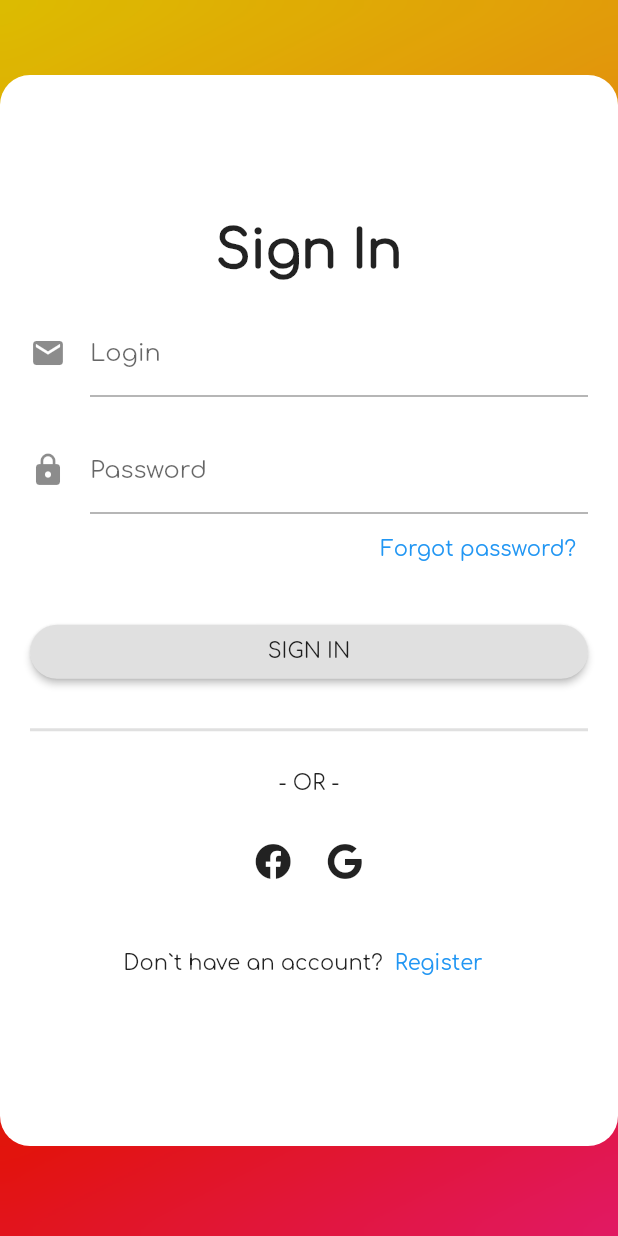
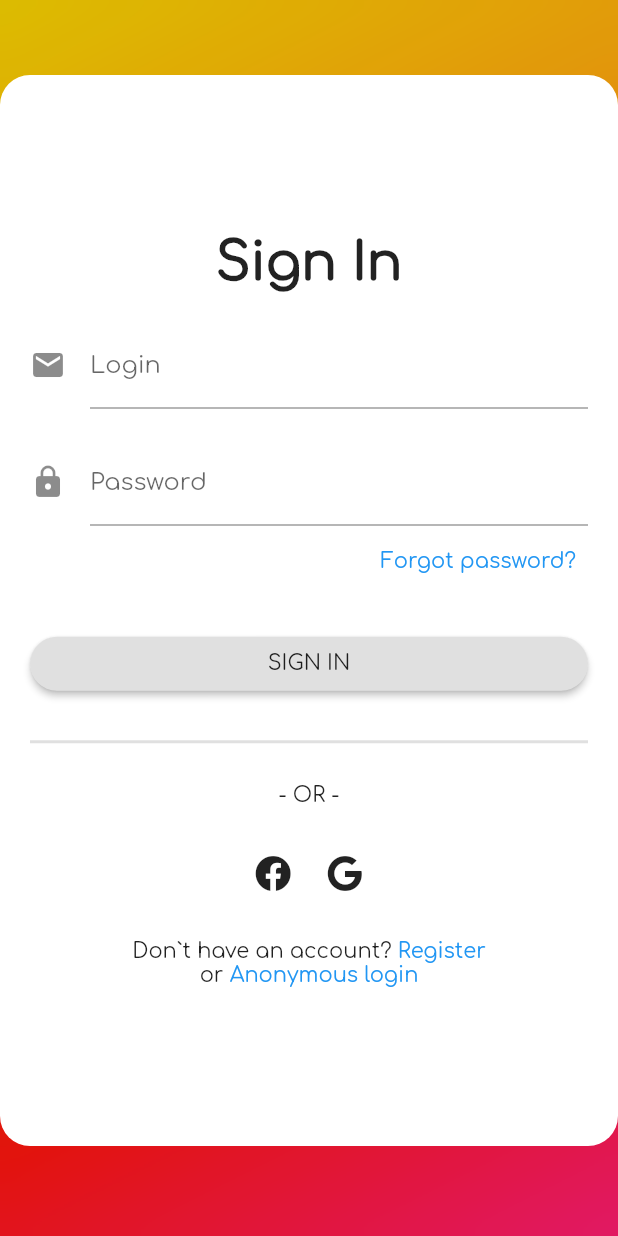
Before and after one commit to Nazarovv676/TestFirebase, a Flutter app: the screen it shows after launch, on a phone screen of 412 x 824 dp. Run offline on Flutter 3.47's test engine with Material 2 defaults, Android fonts, the phone set to English and light mode, and no system bars; our stand-ins replace firebase_auth, firebase_core, font_awesome_flutter, hexcolor; accounts and stored records are empty; statements that could not run were skipped.

Commit message:
Added anon sign in

```diff
--- a/lib/pages/signUpIn/alternativeSignIn.dart
+++ b/lib/pages/signUpIn/alternativeSignIn.dart
@@ -1,8 +1,10 @@
 import 'dart:ui';
 
 import 'package:flutter/cupertino.dart';
+import 'package:flutter/gestures.dart';
 import 'package:flutter/material.dart';
 import 'package:font_awesome_flutter/font_awesome_flutter.dart';
+import 'package:testfirebase/services/authService.dart';
 
 import 'components/bluredGradient.dart';
 
@@ -33,6 +35,18 @@ class _SignInContainerState extends State<SignInContainer> {
   final _passwordController = TextEditingController();
   bool _loginIsEmpty = false;
   bool _passwordIsEmpty = false;
+
+  final AuthService _auth = AuthService();
+
+  void anonLogin() async {
+    dynamic result = await _auth.signInAnon();
+    if (result == null)
+      print('error singin in');
+    else {
+      print('signed in');
+      print(result);
+    }
+  }
 
   void register() {
     print('register');
@@ -158,17 +172,9 @@ class _SignInContainerState extends State<SignInContainer> {
               ],
             ),
             SizedBox(height: 20),
-            Row(
-              mainAxisAlignment: MainAxisAlignment.center,
-              children: [
-                Text('Don`t have an account?'),
-                TextButton(
-                  onPressed: register,
-                  child: Text(
-                    'Register',
-                  ),
-                )
-              ],
+            BottomText(
+              anonLogin: anonLogin,
+              register: register,
             )
           ],
         ),
@@ -176,3 +182,45 @@ class _SignInContainerState extends State<SignInContainer> {
     );
   }
 }
+
+class BottomText extends StatelessWidget {
+  const BottomText({Key key, this.register, this.anonLogin}) : super(key: key);
+
+  final Function register;
+  final Function anonLogin;
+
+  @override
+  Widget build(BuildContext context) {
+    return Container(
+      child: Column(
+        mainAxisAlignment: MainAxisAlignment.center,
+        children: [
+          RichText(
+            textAlign: TextAlign.center,
+            text: TextSpan(
+              style: DefaultTextStyle.of(context).style,
+              text: 'Don`t have an account? ',
+              children: [
+                TextSpan(
+                  style: DefaultTextStyle.of(context)
+                      .style
+                      .copyWith(color: Theme.of(context).accentColor),
+                  text: 'Register\n',
+                  recognizer: TapGestureRecognizer()..onTap = register,
+                ),
+                TextSpan(text: 'or '),
+                TextSpan(
+                  style: DefaultTextStyle.of(context)
+                      .style
+                      .copyWith(color: Theme.of(context).accentColor),
+                  text: 'Anonymous login',
+                  recognizer: TapGestureRecognizer()..onTap = anonLogin,
+                ),
+              ],
+            ),
+          )
+        ],
+      ),
+    );
+  }
+}
--- a/pubspec.yaml
+++ b/pubspec.yaml
@@ -28,6 +28,7 @@ dependencies:
   font_awesome_flutter: ^8.10.1
   hexcolor: ^1.0.6
   firebase_core: ^0.5.3
+  firebase_auth: ^0.18.4+1
   loading: ^1.0.2
 
 dev_dependencies:
```
Also changed, not shown: lib/services/authService.dart (+23 -1 lines), pubspec.lock.
